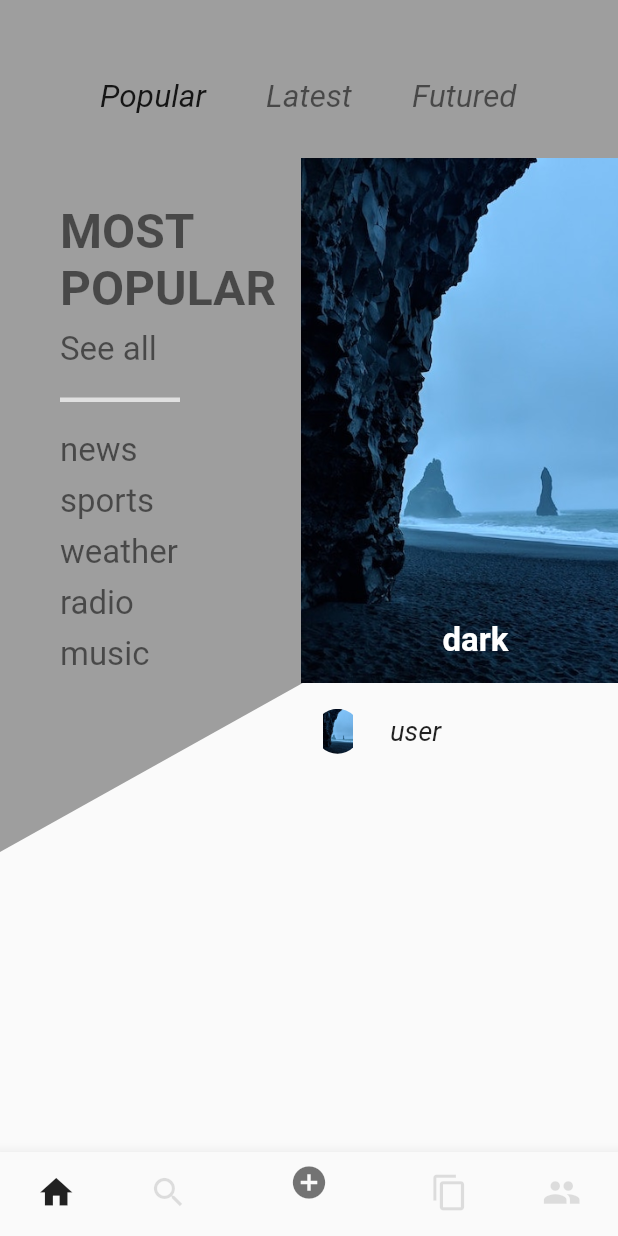
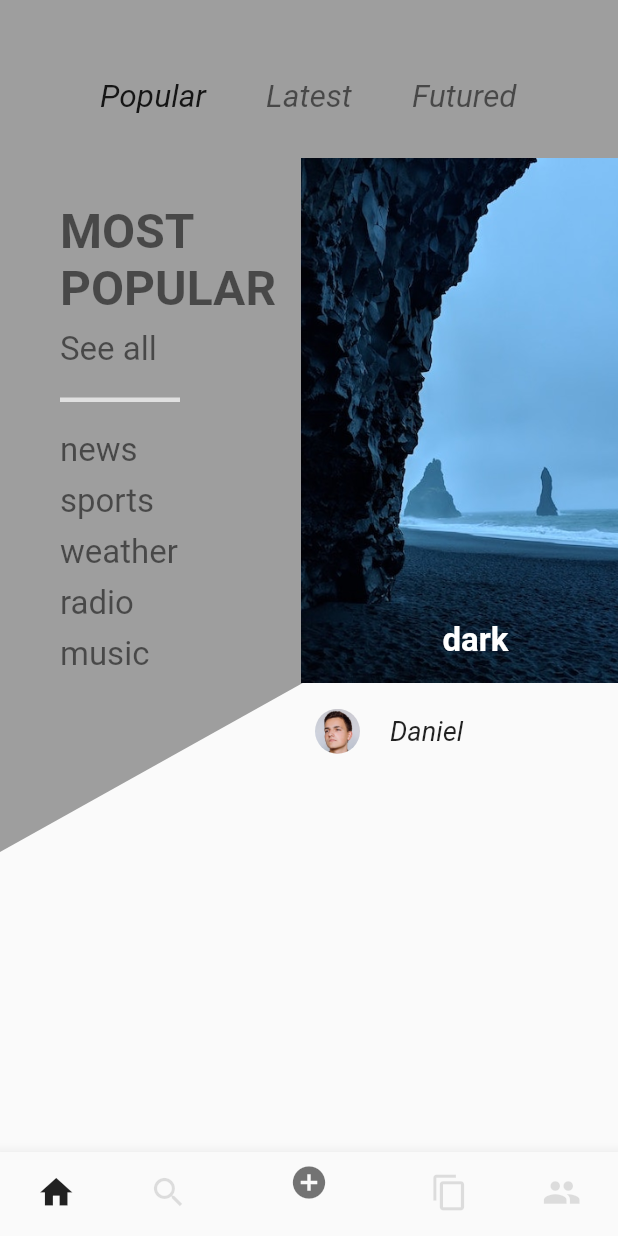
Before and after one commit to coka01/flutter_ui_challenge, a Flutter app: the screen it shows after launch, on a phone screen of 412 x 824 dp. Run offline on Flutter 3.47's test engine with Material 2 defaults, Android fonts, the phone set to English and light mode, and no system bars.

Commit message:
リファクタリング

```diff
--- /dev/null
+++ b/lib/model/news.dart
@@ -0,0 +1,19 @@
+import 'package:flutter_ui_challenge/model/writer.dart';
+
+class News {
+
+  final String title;
+  final String message;
+  final String imagePath;
+  final Writer writer;
+
+  News({this.title, this.message, this.imagePath, this.writer});
+
+  String get titleText => this.title;
+
+  String get messageText => this.message;
+
+  String get imagePathText => this.imagePath;
+
+  Writer get writerInfo => this.writer;
+}
--- /dev/null
+++ b/lib/model/writer.dart
@@ -0,0 +1,8 @@
+
+class Writer {
+
+  final String name;
+  final String imagePath;
+
+  Writer({this.name, this.imagePath});
+}
--- a/lib/screen/first_screen.dart
+++ b/lib/screen/first_screen.dart
@@ -1,10 +1,12 @@
 import 'package:flutter/material.dart';
-import 'package:flutter_ui_challenge/widget/first/dialogonal_clipper.dart';
-import 'package:flutter_ui_challenge/widget/first/bottom_navigation.dart';
-import 'package:flutter_ui_challenge/widget/first/header.dart';
-import 'package:flutter_ui_challenge/widget/first/news_list.dart';
-import 'package:flutter_ui_challenge/widget/first/opacity_animation.dart';
-import 'package:flutter_ui_challenge/widget/first/top_text_widget.dart';
+import 'package:flutter_ui_challenge/model/news.dart';
+import 'package:flutter_ui_challenge/model/writer.dart';
+import 'package:flutter_ui_challenge/widget/dialogonal_clipper.dart';
+import 'package:flutter_ui_challenge/widget/bottom_navigation.dart';
+import 'package:flutter_ui_challenge/widget/header.dart';
+import 'package:flutter_ui_challenge/widget/news_contents.dart';
+import 'package:flutter_ui_challenge/widget/opacity_animation.dart';
+import 'package:flutter_ui_challenge/widget/top_text_widget.dart';
 
 class FirstScreen extends StatefulWidget {
   static String routeName = "FirstScreen";
@@ -20,11 +22,15 @@ class _FirstScreenState extends State<FirstScreen> {
   @override
   Widget build(BuildContext context) {
     return Scaffold(
-      body: Stack(
-        children: <Widget>[
-          _backgroundWidget(),
-          _mainContents(),
-        ],
+      body: OpacityAnimation(
+        childKey: GlobalKey<OpacityAnimationState>(),
+        startTime: 500,
+        child: Stack(
+          children: <Widget>[
+            _backgroundWidget(),
+            _mainContents(),
+          ],
+        ),
       ),
       bottomNavigationBar: BottomNavigation(),
     );
@@ -50,11 +56,8 @@ class _FirstScreenState extends State<FirstScreen> {
               controller: _scrollController,
               scrollDirection: Axis.horizontal,
               children: <Widget>[
-                OpacityAnimation(
-                  startTime: 700,
-                  child: _topTextWidget,
-                ),
-                NewsList(),
+                _topTextWidget,
+                _newsList(),
               ],
             ),
             onNotification: (t) {
@@ -72,4 +75,16 @@ class _FirstScreenState extends State<FirstScreen> {
   void setOpacity() {
     _scrollController.position.pixels;
   }
+
+  Widget _newsList() {
+    return Row(
+      children: <Widget>[
+        NewsContents(news: News(imagePath: "assets/dark.jpg", title: "dark", message: "This is sample message.\nThis is sample message.", writer: Writer(name: "Daniel", imagePath: "assets/user1.jpg"))),
+        NewsContents(news: News(imagePath: "assets/mountain.jpg", title: "mountain", message: "This is sample message.\nThis is sample message.", writer: Writer(name: "Catherine", imagePath: "assets/user2.jpg")),),
+        NewsContents(news: News(imagePath: "assets/night.jpg", title: "night", message: "This is sample message.\nThis is sample message.", writer: Writer(name: "Nathaniel", imagePath: "assets/user3.jpg"))),
+        NewsContents(news: News(imagePath: "assets/sea.jpg", title: "sea", message: "This is sample message.\nThis is sample message.", writer: Writer(name: "Jeen", imagePath: "assets/user4.jpg"))),
+        NewsContents(news: News(imagePath: "assets/sun.jpg", title: "sun", message: "This is sample message.\nThis is sample message.", writer: Writer(name: "Chuck", imagePath: "assets/user5.jpg"))),
+      ],
+    );
+  }
 }
--- a/lib/widget/first/news_list.dart
+++ /dev/null
@@ -1,17 +0,0 @@
-import 'package:flutter/material.dart';
-import 'package:flutter_ui_challenge/widget/first/news_item.dart';
-
-class NewsList extends StatelessWidget {
-  @override
-  Widget build(BuildContext context) {
-    return Row(
-      children: <Widget>[
-        NewsItem(imageName: "assets/dark.jpg", title: "dark", message: "This is sample message.\nThis is sample message.", userName: "user"),
-        NewsItem(imageName: "assets/mountain.jpg", title: "mountain", message: "This is sample message.\nThis is sample message.", userName: "user",),
-        NewsItem(imageName: "assets/night.jpg", title: "night", message: "This is sample message.\nThis is sample message.", userName: "user"),
-        NewsItem(imageName: "assets/sea.jpg", title: "sea", message: "This is sample message.\nThis is sample message.", userName: "user"),
-        NewsItem(imageName: "assets/sun.jpg", title: "sun", message: "This is sample message.\nThis is sample message.", userName: "user"),
-      ],
-    );
-  }
-}
--- a/lib/widget/first/news_item.dart
+++ b/lib/widget/news_contents.dart
@@ -1,24 +1,20 @@
 
 import 'package:flutter/material.dart';
+import 'package:flutter_ui_challenge/model/news.dart';
 import 'package:flutter_ui_challenge/screen/second_screen.dart';
-import 'package:flutter_ui_challenge/widget/first/user_area.dart';
+import 'package:flutter_ui_challenge/widget/writer_area.dart';
 
-class NewsItem extends StatelessWidget {
-  final String imageName;
-  final String title;
-  final String message;
-  final String userName;
-  // TODO userモデルクラス
+class NewsContents extends StatelessWidget {
+  final News news;
 
-  NewsItem({Key key, @required this.imageName, @required this.title,
-    @required this.message, @required this.userName}) : super(key: key);
+  NewsContents({Key key, @required this.news}) : super(key: key);
 
   @override
   Widget build(BuildContext context) {
     return Column(
       children: <Widget>[
         _contentImageArea(context),
-        UserArea(),
+        WriterArea(writer: news.writer),
       ],
     );
   }
@@ -28,7 +24,7 @@ class NewsItem extends StatelessWidget {
         height: 380,
         width: 254,
         child: Hero(
-            tag: "$title",
+            tag: "${news.title}",
             child: Stack(
               children: <Widget>[
                 Align(
@@ -37,7 +33,7 @@ class NewsItem extends StatelessWidget {
                     margin: EdgeInsets.symmetric(
                         vertical: 15.0, horizontal: 5.0),
                     child: GestureDetector(
-                      child: Image.asset(imageName, fit: BoxFit.fitWidth,),
+                      child: Image.asset(news.imagePath, fit: BoxFit.fitWidth,),
                       onTap: () {
                         Navigator.of(context).pushNamed(SecondScreen.routeName,
                             arguments: this);
@@ -49,7 +45,7 @@ class NewsItem extends StatelessWidget {
                   alignment: Alignment.bottomCenter,
                   margin: EdgeInsets.only(
                       left: 10.0, top: 10.0, right: 10.0, bottom: 30.0),
-                  child: Text(title,
+                  child: Text(news.title,
                     style: TextStyle(color: Colors.white,
                         fontSize: 22.0,
                         fontWeight: FontWeight.bold),
--- a/lib/widget/first/opacity_animation.dart
+++ b/lib/widget/opacity_animation.dart
@@ -2,16 +2,19 @@
 import 'package:flutter/material.dart';
 
 class OpacityAnimation extends StatefulWidget {
+  final GlobalKey<OpacityAnimationState> childKey;
   final Widget child;
   final int startTime;
 
-  OpacityAnimation({@required this.child, @required this.startTime});
+  OpacityAnimation({@required this.childKey, @required this.child, @required this.startTime}) : super(key: childKey);
 
   @override
-  _OpacityAnimationState createState() => _OpacityAnimationState();
+  OpacityAnimationState createState() => OpacityAnimationState();
+
+  void dismissView() => childKey.currentState.dismissView();
 }
 
-class _OpacityAnimationState extends State<OpacityAnimation> {
+class OpacityAnimationState extends State<OpacityAnimation> {
   static const animDuration = 1500;
 
   double _opacity = 0.0;
@@ -30,4 +33,10 @@ class _OpacityAnimationState extends State<OpacityAnimation> {
       child: widget.child,
     );
   }
+
+  void dismissView() {
+    setState(() {
+      _opacity = 0.0;
+    });
+  }
 }
--- a/lib/widget/first/user_area.dart
+++ b/lib/widget/writer_area.dart
@@ -1,7 +1,13 @@
 
 import 'package:flutter/material.dart';
+import 'package:flutter_ui_challenge/model/writer.dart';
 
-class UserArea extends StatelessWidget {
+class WriterArea extends StatelessWidget {
+
+  final Writer writer;
+
+  WriterArea({Key key, this.writer}) : super(key: key);
+
   @override
   Widget build(BuildContext context) {
     return Container(
@@ -16,10 +22,10 @@ class UserArea extends StatelessWidget {
             height: 30,
             decoration: BoxDecoration(
               shape: BoxShape.circle,
-              image: DecorationImage(image: AssetImage("assets/dark.jpg"),),
+              image: DecorationImage(image: AssetImage(writer.imagePath),),
             ),
           ),
-          Text("user",
+          Text(writer.name,
             style: TextStyle(fontSize: 18.0,
                 fontStyle: FontStyle.italic
             ),
```
Also changed, not shown: lib/screen/second_screen.dart (+40 -17 lines), assets/user1.jpg (added), assets/user2.jpg (added), assets/user3.jpg (added), assets/user4.jpg (added), assets/user5.jpg (added), lib/widget/bottom_navigation.dart (renamed from lib/widget/first/bottom_navigation.dart), lib/widget/dialogonal_clipper.dart (renamed from lib/widget/first/dialogonal_clipper.dart), lib/widget/header.dart (renamed from lib/widget/first/header.dart), lib/widget/top_text_widget.dart (renamed from lib/widget/first/top_text_widget.dart).
